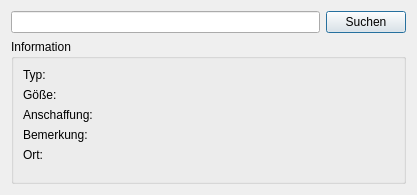
The window that Oberflaeche/kleidersuche.ui (soekkle/Kleiderkammer) describes before a commit, drawn with Qt 5.
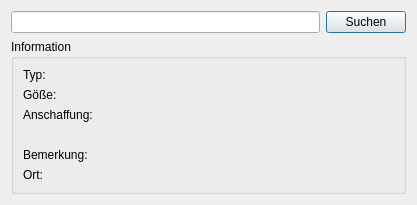
The same window after the commit.

What changed in the file:
```diff
--- a/Oberflaeche/kleidersuche.ui
+++ b/Oberflaeche/kleidersuche.ui
@@ -78,7 +78,7 @@
         </property>
        </widget>
       </item>
-      <item row="4" column="0">
+      <item row="5" column="0">
        <widget class="QLabel" name="label_6">
         <property name="text">
          <string>Ort:</string>
@@ -92,7 +92,7 @@
         </property>
        </widget>
       </item>
-      <item row="4" column="1">
+      <item row="5" column="1">
        <widget class="QLabel" name="label_Ort">
         <property name="text">
          <string/>
@@ -105,20 +105,34 @@
         </property>
        </widget>
       </item>
-      <item row="3" column="0">
+      <item row="4" column="0">
        <widget class="QLabel" name="label_3">
         <property name="text">
          <string>Bemerkung:</string>
         </property>
        </widget>
       </item>
-      <item row="3" column="1">
+      <item row="4" column="1">
        <widget class="QLabel" name="label_Bemerkung">
         <property name="text">
          <string/>
         </property>
        </widget>
       </item>
+      <item row="3" column="0">
+       <widget class="QLabel" name="label_Leihe_Bez">
+        <property name="text">
+         <string/>
+        </property>
+       </widget>
+      </item>
+      <item row="3" column="1">
+       <widget class="QLabel" name="label_Leihe">
+        <property name="text">
+         <string/>
+        </property>
+       </widget>
+      </item>
      </layout>
     </widget>
    </item>
```
